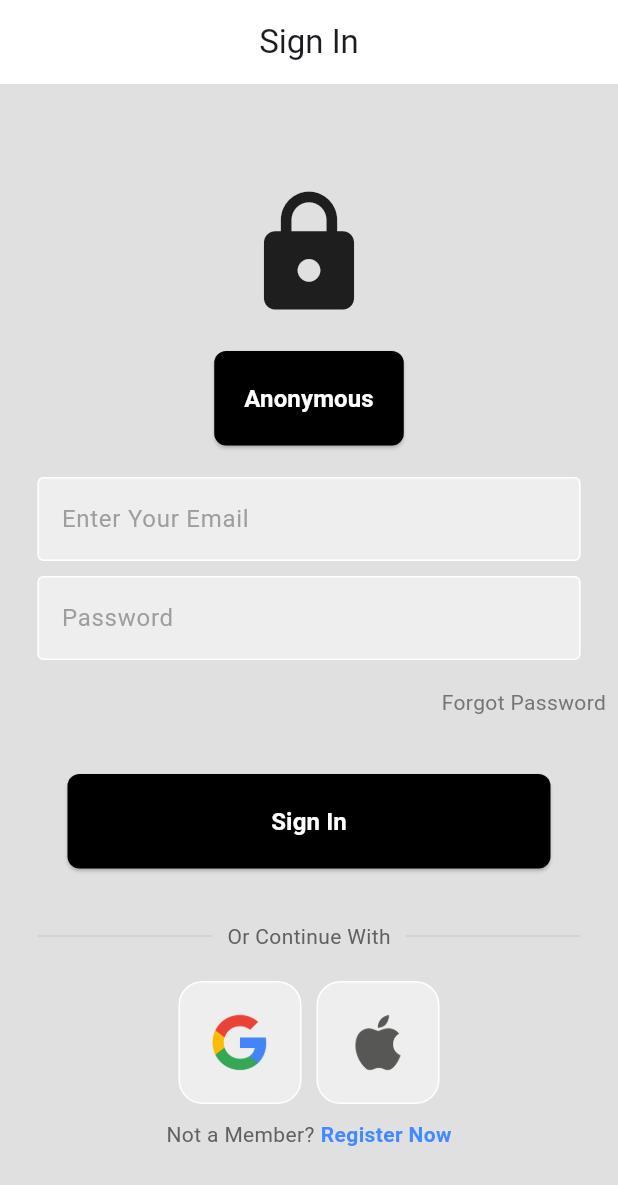
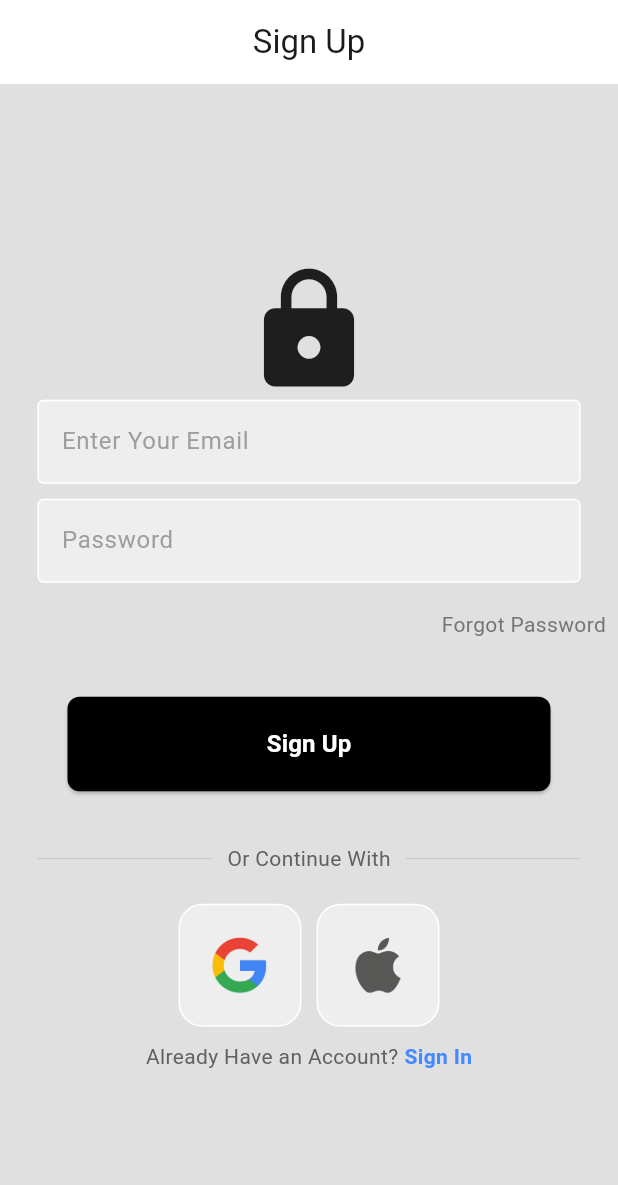
Before and after one commit to Nasiali-Eden/flutter_firebase, a Flutter app: the screen it shows after launch, on a phone screen of 412 x 824 dp. Shown: the top 1185 px of the screen. Run offline on Flutter 3.47's test engine with Material 3 defaults, Android fonts, the phone set to English and light mode, and no system bars; our stand-ins replace firebase_auth, firebase_core; accounts and stored records are empty.

Commit message:
Register Page Output

```diff
--- a/lib/screens/authenticate/authenticate.dart
+++ b/lib/screens/authenticate/authenticate.dart
@@ -1,5 +1,6 @@
 import 'package:flutter/material.dart';
 import 'package:flutter_firebase_app/screens/pages/login_page.dart';
+import 'package:flutter_firebase_app/screens/pages/register_page.dart';
 
 class Authenticate extends StatefulWidget {
   const Authenticate({super.key});
@@ -12,7 +13,7 @@ class _AuthenticateState extends State<Authenticate> {
   @override
   Widget build(BuildContext context) {
     return Container(
-      child: const LoginPage(),
+      child: const RegisterPage(),
     );
   }
 }
--- a/lib/screens/pages/register_page.dart
+++ b/lib/screens/pages/register_page.dart
@@ -1,8 +1,8 @@
 import 'package:flutter/material.dart';
-
 import '../../components/buttons.dart';
 import '../../components/square_tile.dart';
 import '../../components/textfield.dart';
+import '../services/auth.dart';
 
     class RegisterPage extends StatefulWidget {
       const RegisterPage({super.key});
@@ -15,11 +15,15 @@ import '../../components/textfield.dart';
 
       final usernameController = TextEditingController();
       final passwordController = TextEditingController();
+      final AuthService _auth = AuthService();
 
       String email = '';
       String password = '';
 
-      void SignUp(){}
+      void SignUp(){
+        print(email);
+        print(password);
+      }
 
       void _onEmailChanged(String value) {
         setState(() {
@@ -39,7 +43,7 @@ import '../../components/textfield.dart';
           appBar: AppBar(
             backgroundColor: Colors.white,
             elevation: 0.0,
-            title: const Center(child: Text('Sign In')),
+            title: const Center(child: Text('Sign Up')),
           ),
           body: Form(
             child: SafeArea(
@@ -122,12 +126,12 @@ import '../../components/textfield.dart';
                     mainAxisAlignment: MainAxisAlignment.center,
                     children: [
                       Text(
-                        'Not a Member?',
+                        'Already Have an Account?',
                         style: TextStyle(color: Colors.grey[700]),
                       ),
                       const SizedBox(width: 4),
                       const Text(
-                        'Register Now',
+                        'Sign In',
                         style: TextStyle(
                             color: Colors.blueAccent, fontWeight: FontWeight.bold),
                       ),
```
